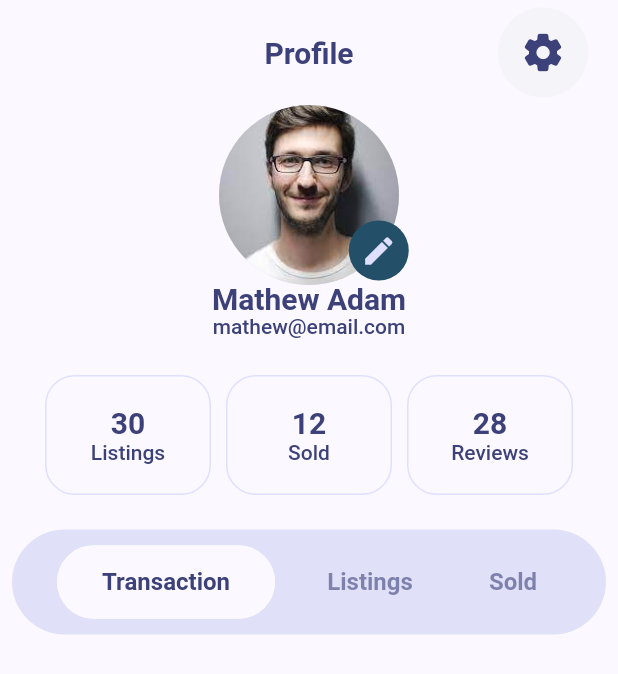
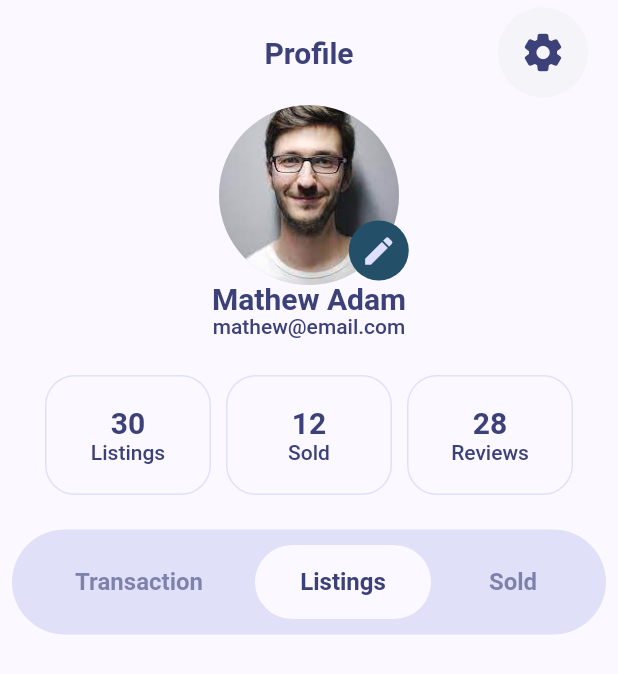
Before and after one commit to toxirjon96/house_trade, a Flutter app: the screen it shows after launch, after a tap on "Listings", on a phone screen of 412 x 824 dp. Shown: the top 674 px of the screen. Run offline on Flutter 3.47's test engine with Material 2 defaults, Android fonts, the phone set to English and light mode, and no system bars; our stand-ins replace flutter_riverpod, google_fonts.

Commit message:
app modified

```diff
--- a/lib/house_trade_library.dart
+++ b/lib/house_trade_library.dart
@@ -12,3 +12,8 @@ export 'package:house_trade/src/constants/theme_config.dart';
 export 'package:house_trade/src/pages/profile_page/widget/p_appbar_button.dart';
 export 'package:house_trade/src/pages/profile_page/widget/p_avatar_profile_image.dart';
 export 'package:house_trade/src/pages/profile_page/widget/p_row_info_item.dart';
+export 'package:house_trade/src/pages/profile_page/widget/p_row_buttons.dart';
+export 'package:house_trade/src/pages/profile_page/widget/p_custom_text_button.dart';
+
+//provider
+export 'package:house_trade/src/provider/profile_state_notifier.dart';
--- a/lib/main.dart
+++ b/lib/main.dart
@@ -1,7 +1,9 @@
 import 'package:house_trade/house_trade_library.dart';
 
 void main() {
-  runApp(const HouseTrade());
+  runApp(
+    const ProviderScope(child: HouseTrade()),
+  );
 }
 
 class HouseTrade extends StatelessWidget {
--- a/lib/src/pages/profile_page/profile_page.dart
+++ b/lib/src/pages/profile_page/profile_page.dart
@@ -48,70 +48,7 @@ class _ProfilePageState extends ConsumerState<ProfilePage> {
               ),
             ),
             const SizedBox(height: 15),
-            Padding(
-              padding: const EdgeInsets.all(8.0),
-              child: Container(
-                padding: const EdgeInsets.symmetric(horizontal: 30),
-                width: double.infinity,
-                height: 70,
-                decoration: BoxDecoration(
-                  color: Theme.of(context).colorScheme.secondaryContainer,
-                  borderRadius: BorderRadius.circular(40),
-                ),
-                child: Row(
-                  mainAxisAlignment: MainAxisAlignment.spaceBetween,
-                  children: [
-                    TextButton(
-                      style: TextButton.styleFrom(
-                        padding: const EdgeInsets.symmetric(
-                          horizontal: 30,
-                          vertical: 15,
-                        ),
-                        backgroundColor:
-                            Theme.of(context).colorScheme.background,
-                        side: BorderSide(
-                          color: Theme.of(context).colorScheme.background,
-                        ),
-                      ),
-                      onPressed: () {},
-                      child: Text(
-                        "Transaction",
-                        style:
-                            Theme.of(context).textTheme.titleMedium!.copyWith(
-                                  color: Theme.of(context)
-                                      .colorScheme
-                                      .onPrimaryContainer,
-                                ),
-                      ),
-                    ),
-                    TextButton(
-                      onPressed: () {},
-                      child: Text(
-                        "Listings",
-                        style:
-                            Theme.of(context).textTheme.titleMedium!.copyWith(
-                                  color: Theme.of(context)
-                                      .colorScheme
-                                      .onPrimaryContainer.withOpacity(0.6),
-                                ),
-                      ),
-                    ),
-                    TextButton(
-                      onPressed: () {},
-                      child: Text(
-                        "Sold",
-                        style:
-                            Theme.of(context).textTheme.titleMedium!.copyWith(
-                                  color: Theme.of(context)
-                                      .colorScheme
-                                      .onPrimaryContainer.withOpacity(0.6),
-                                ),
-                      ),
-                    )
-                  ],
-                ),
-              ),
-            )
+            const RowButtons(),
           ],
         ),
       ),
--- /dev/null
+++ b/lib/src/pages/profile_page/widget/p_custom_text_button.dart
@@ -0,0 +1,42 @@
+import 'package:house_trade/house_trade_library.dart';
+
+class CustomTextButton extends StatelessWidget {
+  const CustomTextButton({
+    required this.text,
+    required this.onPressed,
+    this.isActive = false,
+    super.key,
+  });
+
+  final String text;
+  final void Function() onPressed;
+  final bool isActive;
+
+  @override
+  Widget build(BuildContext context) {
+    return TextButton(
+      style: isActive
+          ? TextButton.styleFrom(
+              padding: const EdgeInsets.symmetric(
+                horizontal: 30,
+                vertical: 15,
+              ),
+              backgroundColor: Theme.of(context).colorScheme.background,
+              side: BorderSide(
+                color: Theme.of(context).colorScheme.background,
+              ),
+            )
+          : null,
+      onPressed: onPressed,
+      child: Text(
+        text,
+        style: Theme.of(context).textTheme.titleMedium!.copyWith(
+              color: Theme.of(context)
+                  .colorScheme
+                  .onPrimaryContainer
+                  .withOpacity(isActive ? 1 : 0.6),
+            ),
+      ),
+    );
+  }
+}
--- /dev/null
+++ b/lib/src/pages/profile_page/widget/p_row_buttons.dart
@@ -0,0 +1,53 @@
+import 'package:house_trade/house_trade_library.dart';
+
+class RowButtons extends ConsumerWidget {
+  const RowButtons({super.key});
+
+  @override
+  Widget build(BuildContext context, WidgetRef ref) {
+    return Padding(
+      padding: const EdgeInsets.all(8.0),
+      child: Container(
+        padding: const EdgeInsets.symmetric(horizontal: 30),
+        width: double.infinity,
+        height: 70,
+        decoration: BoxDecoration(
+          color: Theme.of(context).colorScheme.secondaryContainer,
+          borderRadius: BorderRadius.circular(40),
+        ),
+        child: Row(
+          mainAxisAlignment: MainAxisAlignment.spaceBetween,
+          children: [
+            CustomTextButton(
+              text: "Transaction",
+              onPressed: () {
+                ref
+                    .read(profileProvider.notifier)
+                    .setActiveAction("transaction");
+              },
+              isActive: ref.watch(profileProvider) == 'transaction',
+            ),
+            CustomTextButton(
+              text: "Listings",
+              onPressed: () {
+                ref
+                    .read(profileProvider.notifier)
+                    .setActiveAction("listings");
+              },
+              isActive: ref.watch(profileProvider) == 'listings',
+            ),
+            CustomTextButton(
+              text: "Sold",
+              onPressed: () {
+                ref
+                    .read(profileProvider.notifier)
+                    .setActiveAction("sold");
+              },
+              isActive: ref.watch(profileProvider) == 'sold',
+            ),
+          ],
+        ),
+      ),
+    );
+  }
+}
--- /dev/null
+++ b/lib/src/provider/profile_state_notifier.dart
@@ -0,0 +1,13 @@
+import 'package:house_trade/house_trade_library.dart';
+
+class ProfileStateNotifier extends StateNotifier<String> {
+  ProfileStateNotifier() : super('transaction');
+
+  void setActiveAction(String activeAction) {
+    state = activeAction;
+  }
+}
+
+final profileProvider = StateNotifierProvider<ProfileStateNotifier, String>(
+  (ref) => ProfileStateNotifier(),
+);
```
